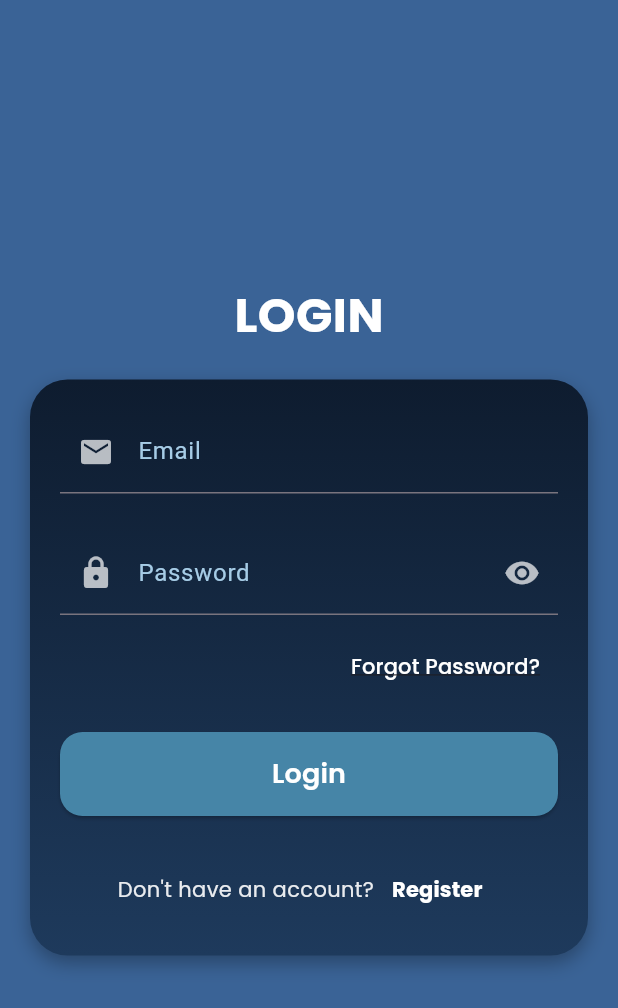
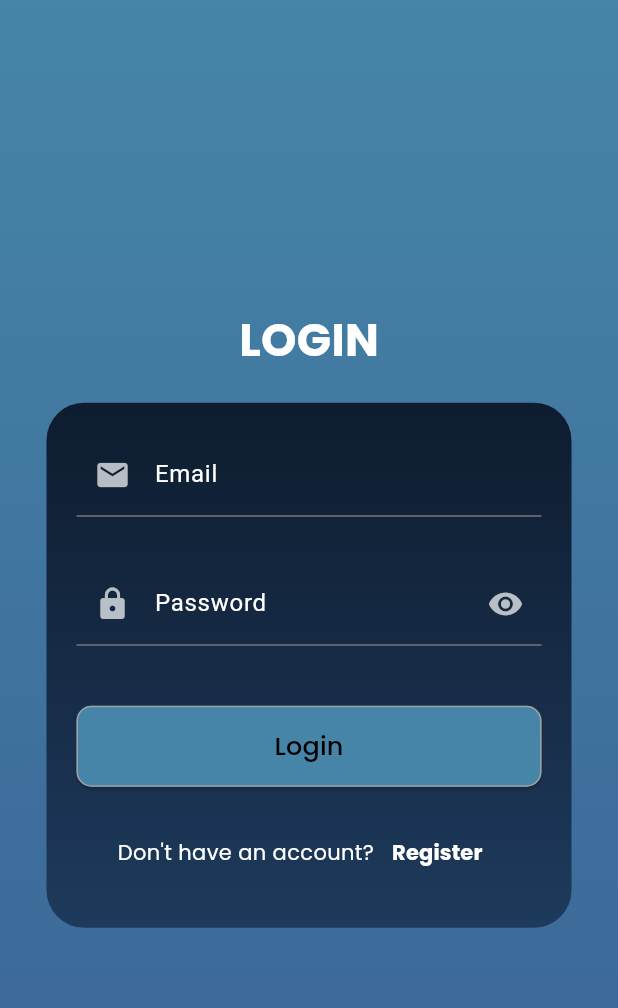
Before and after one commit to Kazishayem/HealthCare-_app, a Flutter app: the RegistrationPage screen opened by its route, after a tap on "Login", on a phone screen of 412 x 824 dp. Shown: the top 1008 px of the screen. Run offline on Flutter 3.47's test engine with Material 3 defaults, Android fonts, the phone set to English and light mode, and no system bars; our stand-ins replace google_fonts.

```diff
--- a/lib/HealthOpenPage.dart
+++ b/lib/HealthOpenPage.dart
@@ -3,7 +3,15 @@ import 'package:healthcare/AppColors.dart';
 import 'package:google_fonts/google_fonts.dart';
 
 class HealthOpenPage extends StatelessWidget {
-  const HealthOpenPage({super.key});
+
+    final String email;
+  final String password;
+
+
+  const HealthOpenPage({super.key ,  required this.email, required this.password});
+
+
+
 
   void GuestButton() {}
   void FacebookButton() {}
--- a/lib/LoginPage.dart
+++ b/lib/LoginPage.dart
@@ -1,6 +1,6 @@
 import 'package:flutter/material.dart';
 import 'package:google_fonts/google_fonts.dart';
-import 'package:healthcare/AppColors.dart';
+import 'HealthOpenPage.dart'; // import your HealthOpenPage
 
 class LoginPage extends StatefulWidget {
   const LoginPage({super.key});
@@ -10,40 +10,44 @@ class LoginPage extends StatefulWidget {
 }
 
 class _LoginPageState extends State<LoginPage> {
+  final TextEditingController emailCtrl =
+      TextEditingController(text: ""); // default email
+  final TextEditingController passCtrl =
+      TextEditingController(text: ""); // default password
   bool _obscurePassword = true;
 
   @override
   Widget build(BuildContext context) {
     return Scaffold(
-      extendBodyBehindAppBar: true,
-      body: SafeArea(
+      body: Container(
+        decoration: const BoxDecoration(
+          gradient: LinearGradient(
+            begin: Alignment.topCenter,
+            end: Alignment.bottomCenter,
+            colors: [
+              Color.fromARGB(255, 70, 133, 167),
+              Color.fromARGB(255, 58, 99, 150),
+            ],
+          ),
+        ),
         child: Center(
-          // ✅ pura Column center
           child: SingleChildScrollView(
-            child: Padding(
-              padding: const EdgeInsets.symmetric(horizontal: 20),
+            padding: const EdgeInsets.symmetric(horizontal: 20, vertical: 40),
             child: Column(
-                mainAxisAlignment: MainAxisAlignment.center, // vertical center
-                crossAxisAlignment: CrossAxisAlignment.stretch,
+              mainAxisAlignment: MainAxisAlignment.center,
               children: [
-                  // 🔹 Title
-                  Center(
-                    child: Padding(
-                      padding: const EdgeInsets.only(bottom: 20),
-                      child: Text(
+                Text(
                   "LOGIN",
                   style: GoogleFonts.poppins(
-                          fontSize: 32,
+                      fontSize: 30,
                       fontWeight: FontWeight.bold,
-                          color: Colors.white,
+                      color: Colors.white),
                 ),
-                      ),
-                    ),
-                  ),
-
-                  // 🔹 Form Card
+                const SizedBox(height: 20),
                 Container(
                   padding: const EdgeInsets.all(20),
+                  width: 350,
+                  height: 350,
                   decoration: BoxDecoration(
                     gradient: const LinearGradient(
                       begin: Alignment.topCenter,
@@ -54,41 +58,30 @@ class _LoginPageState extends State<LoginPage> {
                       ],
                     ),
                     borderRadius: BorderRadius.circular(25),
-                      boxShadow: [
-                        BoxShadow(
-                          color: Colors.black.withOpacity(0.3),
-                          blurRadius: 10,
-                          offset: const Offset(0, 5),
                   ),
-                      ],
-                    ),
-                    child: Form(
                   child: Column(
                     crossAxisAlignment: CrossAxisAlignment.stretch,
                     children: [
                       // Email
                       TextFormField(
+                        controller: emailCtrl,
                         style: const TextStyle(color: Colors.white),
                         decoration: const InputDecoration(
                           labelText: 'Email',
-                              labelStyle: TextStyle(
-                                color: Color.fromARGB(255, 166, 204, 230),
-                              ),
-                              prefixIcon:
-                                  Icon(Icons.email, color: Colors.white70),
+                          labelStyle: TextStyle(color: Colors.white),
+                          prefixIcon: Icon(Icons.email, color: Colors.white70),
                         ),
                       ),
-                          const SizedBox(height: 25),
+                      const SizedBox(height: 30),
 
-                          // Password with toggle
+                      // Password
                       TextFormField(
+                        controller: passCtrl,
                         obscureText: _obscurePassword,
                         style: const TextStyle(color: Colors.white),
                         decoration: InputDecoration(
                           labelText: 'Password',
-                              labelStyle: const TextStyle(
-                                color: Color.fromARGB(255, 166, 204, 230),
-                              ),
+                          labelStyle: const TextStyle(color: Colors.white),
                           prefixIcon:
                               const Icon(Icons.lock, color: Colors.white70),
                           suffixIcon: IconButton(
@@ -106,71 +99,57 @@ class _LoginPageState extends State<LoginPage> {
                           ),
                         ),
                       ),
-                          const SizedBox(height: 10),
+                      const SizedBox(height: 40),
 
-                          // Forgot Password
-                          Align(
-                            alignment: Alignment.centerRight,
-                            child: TextButton(
+                      ElevatedButton(
                         onPressed: () {
-                                // TODO: forgot password action
-                              },
-                              child: Text(
-                                "Forgot Password?",
-                                style: GoogleFonts.poppins(
-                                  color: Colors.white,
-                                  fontWeight: FontWeight.w500,
-                                  decoration: TextDecoration.underline,
+                          String email = emailCtrl.text;
+                          String password = passCtrl.text;
+
+                          Navigator.push(
+                            context,
+                            MaterialPageRoute(
+                              builder: (_) => HealthOpenPage(
+                                email: email,
+                                password: password,
                               ),
                             ),
+                          );
+                        },
+                        style: ElevatedButton.styleFrom(
+                          backgroundColor:
+                              const Color.fromARGB(255, 70, 133, 167),
+                          foregroundColor: Colors.black,
+                          shape: RoundedRectangleBorder(
+                            borderRadius: BorderRadius.circular(10.0),
+                            side: const BorderSide(color: Colors.grey),
+                          ),
+                          padding: const EdgeInsets.symmetric(vertical: 15),
+                        ),
+                        child: Text(
+                          "Login",
+                          style: GoogleFonts.poppins(
+                              fontSize: 17, fontWeight: FontWeight.w500),
                         ),
                       ),
                       const SizedBox(height: 20),
 
-                          // Login Button
-                          ElevatedButton(
-                            onPressed: () {
-                              debugPrint("Login pressed");
-                            },
-                            style: ElevatedButton.styleFrom(
-                              backgroundColor:
-                                  const Color.fromARGB(255, 70, 133, 167),
-                              foregroundColor: Colors.white,
-                              padding: const EdgeInsets.symmetric(vertical: 15),
-                              shape: RoundedRectangleBorder(
-                                borderRadius: BorderRadius.circular(15),
-                              ),
-                            ),
-                            child: Text(
-                              "Login",
-                              style: GoogleFonts.poppins(
-                                fontSize: 18,
-                                fontWeight: FontWeight.w600,
-                              ),
-                            ),
-                          ),
-                          const SizedBox(height: 25),
-
-                          // Registration Link
                       Row(
                         mainAxisAlignment: MainAxisAlignment.center,
                         children: [
                           Text(
                             "Don't have an account?",
-                                style: GoogleFonts.poppins(
-                                  color: Colors.white.withOpacity(0.9),
-                                ),
+                            style: GoogleFonts.poppins(color: Colors.white),
                           ),
                           TextButton(
                             onPressed: () {
-                                  Navigator.pop(context);
+                              Navigator.pushNamed(context, '/registration');
                             },
                             child: Text(
                               'Register',
                               style: GoogleFonts.poppins(
                                   color: Colors.white,
-                                    fontWeight: FontWeight.w700,
-                                  ),
+                                  fontWeight: FontWeight.w700),
                             ),
                           ),
                         ],
@@ -178,14 +157,11 @@ class _LoginPageState extends State<LoginPage> {
                     ],
                   ),
                 ),
-                  ),
               ],
             ),
           ),
         ),
       ),
-      ),
-      backgroundColor: const Color.fromARGB(255, 58, 99, 150),
     );
   }
 }
--- a/lib/main.dart
+++ b/lib/main.dart
@@ -14,12 +14,15 @@ class MyApp extends StatelessWidget {
   Widget build(BuildContext context) {
     return MaterialApp(
       debugShowCheckedModeBanner: false,
-      home: HealthOpenPage(),
+      // home: HealthOpenPage(),
       // home: RegistrationPage(),
 
       initialRoute: '/openpage',
       routes: {
-        '/openpage': (context) => HealthOpenPage(),
+        '/openpage': (context) => HealthOpenPage(
+              email: "admin@gmail.com",
+              password: "admin",
+            ),
         '/registration': (context) => RegistrationPage(),
         '/login': (context) => LoginPage(),
       },
```
Lines whose indentation alone changed are shown as unchanged.
